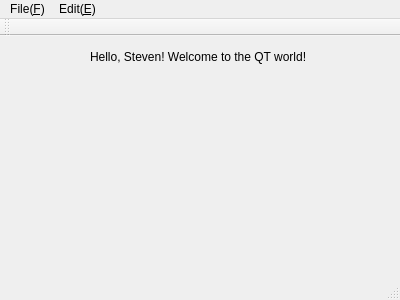
This is qt/samples/HelloWorld/mainwindow.ui in youdeshan/material as Qt 5 draws it before an edit. The edited form follows.
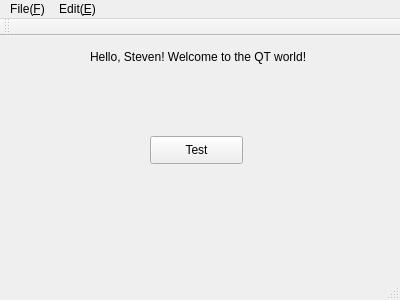
This is the edited form.

Commit message: multiple window

What changed in the file:
```diff
--- a/qt/samples/HelloWorld/mainwindow.ui
+++ b/qt/samples/HelloWorld/mainwindow.ui
@@ -27,6 +27,19 @@
      <string>Hello, Steven! Welcome to the QT world!</string>
     </property>
    </widget>
+   <widget class="QPushButton" name="pushButton_test">
+    <property name="geometry">
+     <rect>
+      <x>150</x>
+      <y>100</y>
+      <width>93</width>
+      <height>28</height>
+     </rect>
+    </property>
+    <property name="text">
+     <string>Test</string>
+    </property>
+   </widget>
   </widget>
   <widget class="QMenuBar" name="menuBar">
    <property name="geometry">
```
Left out of the diff: 24 changed lines with no effect on the pictures. The commit also changes 5 other files.
